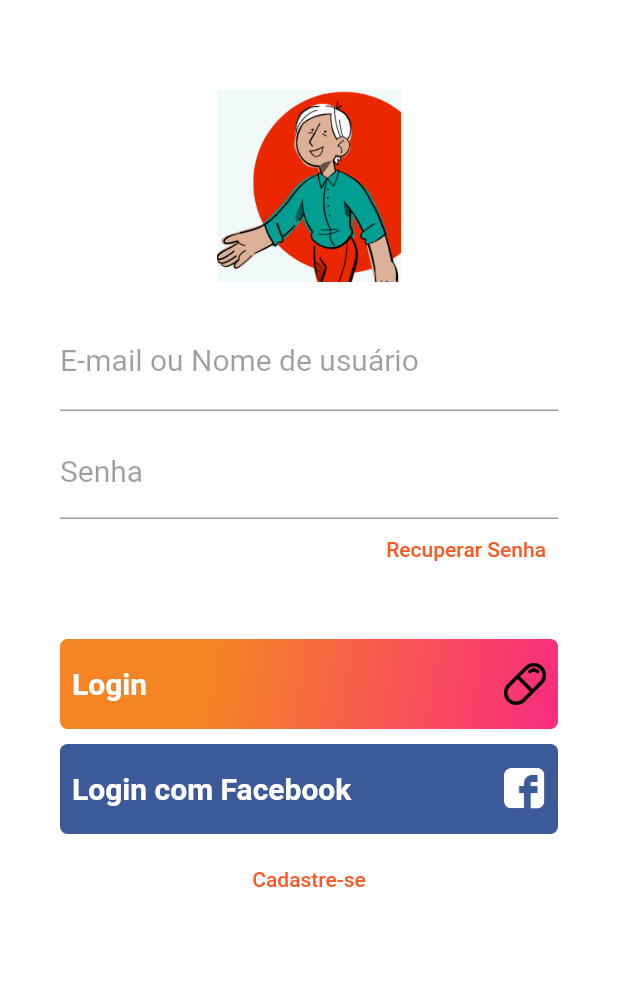
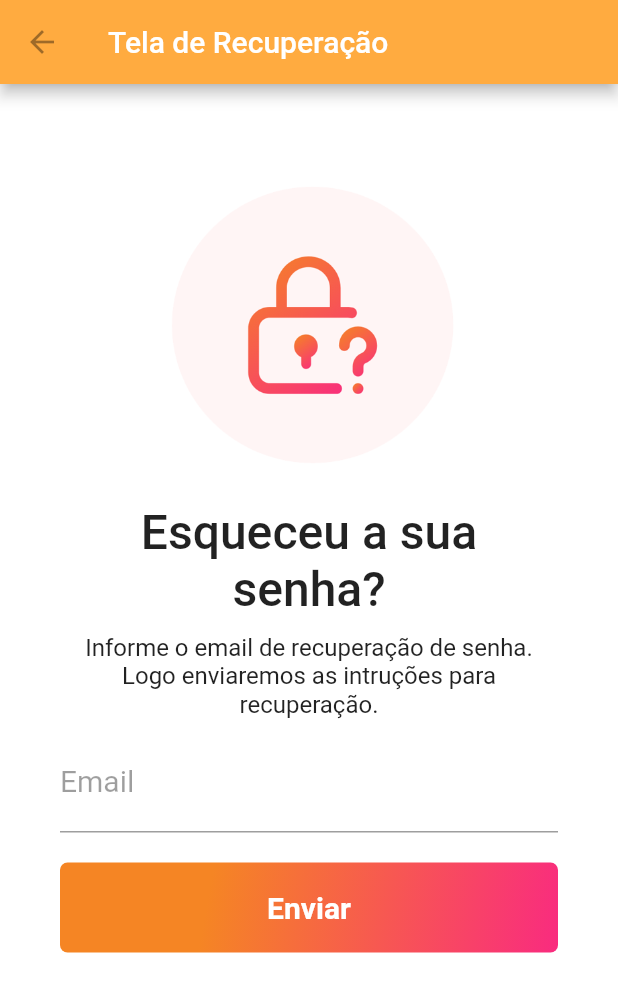
Before and after one commit to rayquezia03/login_screen, a Flutter app: the screen it shows after launch, after a tap on "Recuperar Senha", on a phone screen of 412 x 824 dp. Shown: the top 992 px of the screen. Run offline on Flutter 3.47's test engine with Material 2 defaults, Android fonts, the light colour scheme and no system bars.

Commit message:
added password recovery screen

```diff
--- a/lib/pages/login.page.dart
+++ b/lib/pages/login.page.dart
@@ -1,4 +1,5 @@
 import 'package:flutter/material.dart';
+import 'package:login_screen/pages/reset-password.page.dart';
 
 class LoginPage extends StatelessWidget{
   const LoginPage({super.key});
@@ -59,7 +60,14 @@ class LoginPage extends StatelessWidget{
                 child: Text(
                   "Recuperar Senha",
                 ),
-                onPressed: () => { }
+                onPressed: () => {
+                  Navigator.push(
+                    context,
+                    MaterialPageRoute(
+                        builder: (context) => ResetPasswordPage(),
+                    ),
+                  )
+                }
               ),
             ),
             SizedBox(
--- /dev/null
+++ b/lib/pages/reset-password.page.dart
@@ -0,0 +1,117 @@
+import 'package:flutter/cupertino.dart';
+import 'package:flutter/material.dart';
+import 'package:flutter/rendering.dart';
+
+class ResetPasswordPage extends StatelessWidget {
+  const ResetPasswordPage({Key? key}) : super(key: key);
+
+  @override
+  Widget build(BuildContext context) {
+    return Scaffold(
+      appBar: AppBar(
+        title: Text("Tela de Recuperação"),
+        backgroundColor: Colors.orangeAccent,
+        leading: IconButton(
+          icon: Icon(Icons.arrow_back),
+          color: Colors.black38,
+          onPressed: () => Navigator.pop(context,false),
+        ),
+      ),
+      body: Container(
+        padding: EdgeInsets.only(
+          top: 60,
+          left: 40,
+          right: 40,
+        ),
+        color: Colors.white,
+        child: ListView(
+          children: <Widget> [
+            SizedBox(
+              width: 200,
+              height: 200,
+              child: Image.asset("assets/reset-password-icon.png"),
+            ),
+            SizedBox(
+              height: 20,
+            ),
+            Text(
+              "Esqueceu a sua senha?",
+              style: TextStyle(
+                fontSize: 32,
+                fontWeight: FontWeight.w500,
+              ),
+              textAlign: TextAlign.center,
+            ),
+            SizedBox(
+              height: 10,
+            ),
+            Text(
+              "Informe o email de recuperação de senha. Logo enviaremos as intruções para recuperação.",
+              style: TextStyle(
+                fontSize: 16,
+                fontWeight: FontWeight.w400,
+              ),
+              textAlign: TextAlign.center,
+            ),
+            SizedBox(
+              height: 10,
+            ),
+            TextFormField(
+              keyboardType: TextInputType.emailAddress,
+              decoration: InputDecoration(
+                labelText: "Email",
+                labelStyle: TextStyle(
+                  color: Colors.black38,
+                  fontWeight: FontWeight.w400,
+                  fontSize: 20,
+                )
+              ),
+              style: TextStyle(
+                fontSize: 20,
+                color: Colors.deepPurple
+              ),
+            ),
+            SizedBox(
+              height: 20,
+            ),
+            Container(
+              height: 60,
+              alignment: Alignment.centerLeft,
+              decoration: BoxDecoration(
+                gradient: LinearGradient(
+                  begin: Alignment.topLeft,
+                  end: Alignment.bottomRight,
+                    stops: [0.3,1],
+                    colors: [
+                      Color(0XFFF58524),
+                      Color(0XFFF92B7F)
+                    ],
+                ),
+                borderRadius: BorderRadius.all(
+                  Radius.circular(5)
+                )
+              ),
+              child: SizedBox.expand(
+                child: TextButton(
+                  child: Text(
+                    "Enviar",
+                    style: TextStyle(
+                      fontWeight: FontWeight.bold,
+                      color: Colors.white,
+                      fontSize: 20
+                    ),
+                    textAlign: TextAlign.center,
+                  ),
+                  onPressed: () {  }
+                ),
+              ),
+            ),
+            SizedBox(
+              height: 20,
+            )
+          ],
+        ),
+      ),
+    );
+  }
+}
--- a/pubspec.yaml
+++ b/pubspec.yaml
@@ -63,6 +63,7 @@ flutter:
     - assets/fb-icon.png
     - assets/logo-th.png
     - assets/remedy-icon.png
+    - assets/reset-password-icon.png
 
 
   # An image asset can refer to one or more resolution-specific "variants", see
```
Also changed, not shown: assets/reset-password-icon.png (added).
